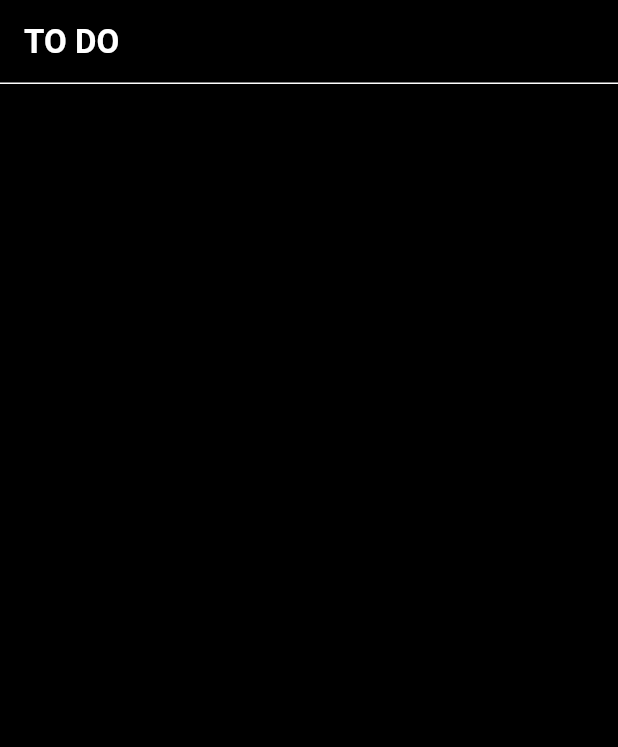
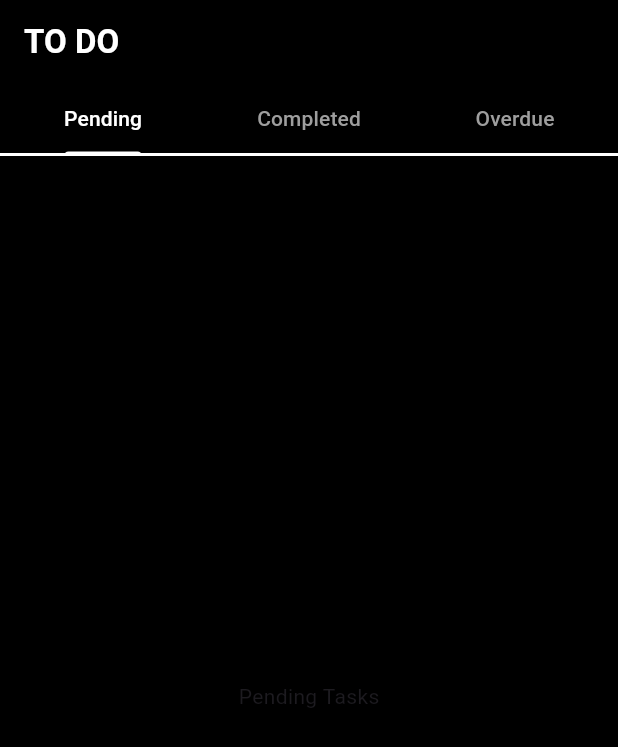
Before and after one commit to JashanKishore/to-do-list, a Flutter app: the screen it shows after launch, on a phone screen of 412 x 824 dp. Shown: the top 747 px of the screen. Run offline on Flutter 3.47's test engine with Material 3 defaults, Android fonts, the phone set to English and light mode, and no system bars.

Commit message:
Added tab bar for different categories of tasks

```diff
--- a/lib/pages/home_page.dart
+++ b/lib/pages/home_page.dart
@@ -12,18 +12,41 @@ class HomePage extends StatefulWidget {
 class _HomePageState extends State<HomePage> {
   @override
   Widget build(BuildContext context) {
-    return Scaffold(
+    return DefaultTabController(
+      length: 3, // Number of tabs
+      child: Scaffold(
         backgroundColor: Colors.black,
-
         appBar: AppBar(
-        title: Text('TO DO',
+          title: Text(
+            'TO DO',
             style: TextStyle(fontWeight: FontWeight.bold, color: Colors.white),
           ),
           elevation: 0,
           backgroundColor: Colors.black,
           shadowColor: Colors.white,
           shape: Border(
-          bottom: BorderSide(color: Colors.white, width: 1.0), // Set the border width
+            bottom: BorderSide(color: Colors.white, width: 2.0),
+          ),
+          bottom: TabBar(
+            tabs: [
+              Tab(text: 'Pending'),
+              Tab(text: 'Completed'),
+              Tab(text: 'Overdue'),
+            ],
+            labelColor: Colors.white,
+            unselectedLabelColor: Colors.grey,
+            indicatorColor: Colors.white,
+          ),
+        ),
+        body: TabBarView(
+          children: [
+            // Widgets for the 'Pending' tab
+            Center(child: Text('Pending Tasks')),
+            // Widgets for the 'Completed' tab
+            Center(child: Text('Completed Tasks')),
+            // Widgets for the 'Overdue' tab
+            Center(child: Text('Overdue Tasks')),
+          ],
         ),
       ),
     );
```
Lines whose indentation alone changed are shown as unchanged.
